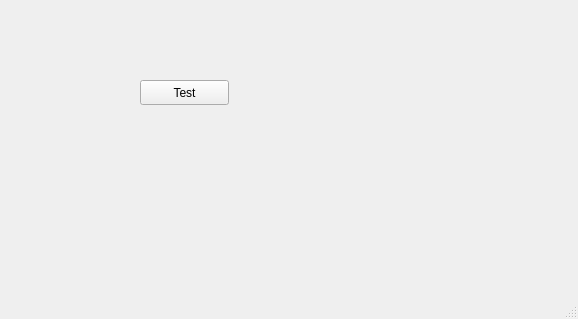
This is src/ui/wndmain.ui in imanolbarberia/pycanmon as Qt 5 draws it before an edit. The edited form follows.
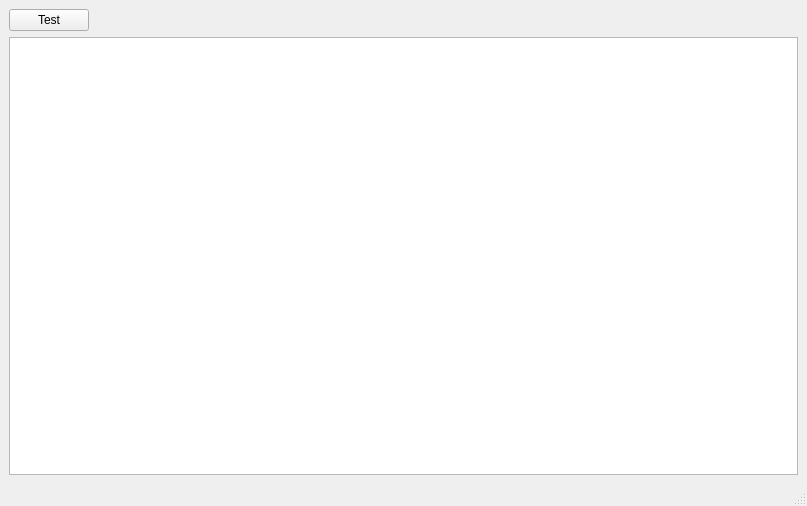
This is the edited form.

Commit message: dummy gui reader

Diff of the .ui file:
```diff
--- a/src/ui/wndmain.ui
+++ b/src/ui/wndmain.ui
@@ -6,27 +6,43 @@
    <rect>
     <x>0</x>
     <y>0</y>
-    <width>578</width>
-    <height>319</height>
+    <width>807</width>
+    <height>506</height>
    </rect>
   </property>
   <property name="windowTitle">
    <string>PyCANMon</string>
   </property>
   <widget class="QWidget" name="centralwidget">
-   <widget class="QPushButton" name="btnTest">
-    <property name="geometry">
-     <rect>
-      <x>140</x>
-      <y>80</y>
-      <width>89</width>
-      <height>25</height>
-     </rect>
-    </property>
-    <property name="text">
-     <string>Test</string>
-    </property>
-   </widget>
+   <layout class="QVBoxLayout" name="verticalLayout">
+    <item>
+     <layout class="QHBoxLayout" name="horizontalLayout">
+      <item>
+       <widget class="QPushButton" name="btnTest">
+        <property name="text">
+         <string>Test</string>
+        </property>
+       </widget>
+      </item>
+      <item>
+       <spacer name="horizontalSpacer">
+        <property name="orientation">
+         <enum>Qt::Horizontal</enum>
+        </property>
+        <property name="sizeHint" stdset="0">
+         <size>
+          <width>40</width>
+          <height>20</height>
+         </size>
+        </property>
+       </spacer>
+      </item>
+     </layout>
+    </item>
+    <item>
+     <widget class="QTableView" name="tblFrames"/>
+    </item>
+   </layout>
   </widget>
   <widget class="QMenuBar" name="menubar">
    <property name="geometry">
```
Left out of the diff: 4 changed lines with no effect on the pictures. The commit also changes 5 other files.
